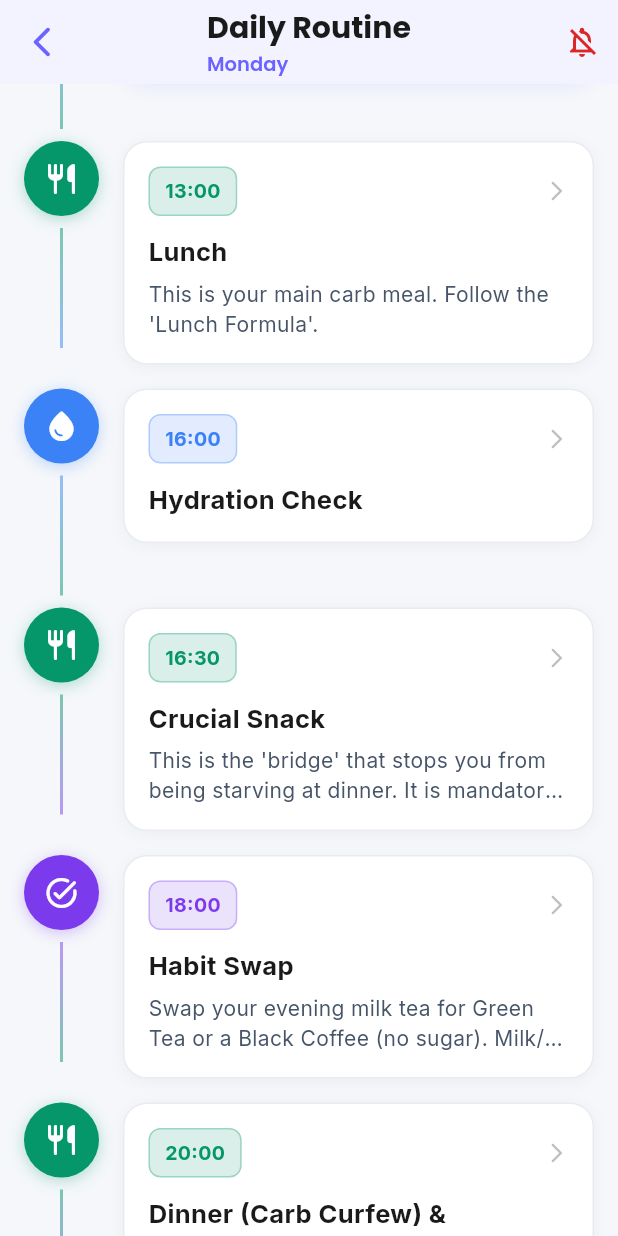
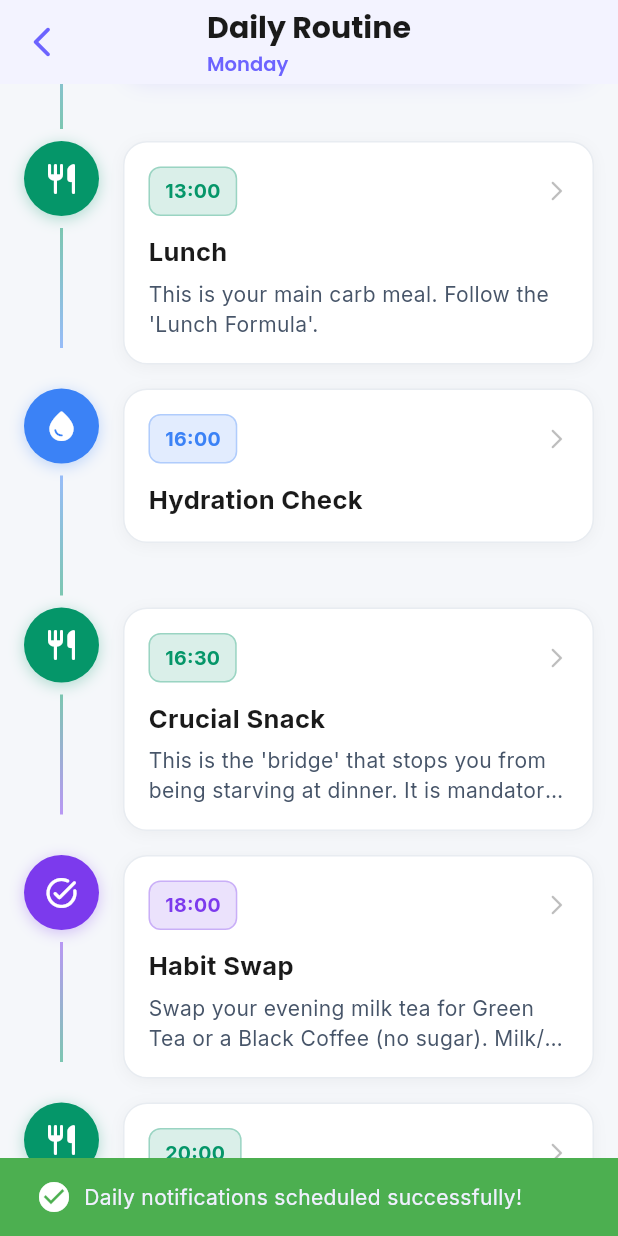
Before and after one commit to naru1790/VedaHealthAlly, a Flutter app: the screen it shows after launch, scrolled down 576 dp, after a tap on "Daily Routine & Nutrition", on a phone screen of 412 x 824 dp. Run offline on Flutter 3.47's test engine with Material 3 defaults, Android fonts, the phone set to English and light mode, and no system bars; our stand-ins replace animate_do, audioplayers, flutter_local_notifications, google_fonts, lottie, percent_indicator and 2 more.

Commit message:
Fix: Auto-schedule notifications on load, remove manual schedule button

```diff
--- a/lib/screens/daily_routine_screen.dart
+++ b/lib/screens/daily_routine_screen.dart
@@ -294,6 +294,24 @@ class _DailyRoutineScreenState extends State<DailyRoutineScreen> {
       }
 
       await _scheduleAllNotifications();
+
+      // Show confirmation to user
+      if (mounted) {
+        ScaffoldMessenger.of(context).showSnackBar(
+          SnackBar(
+            content: Row(
+              children: [
+                Icon(Icons.check_circle, color: Colors.white),
+                const SizedBox(width: 8),
+                Text('Daily notifications scheduled successfully!'),
+              ],
+            ),
+            backgroundColor: Colors.green,
+            duration: const Duration(seconds: 2),
+          ),
+        );
+      }
+
       setState(() {
         isLoading = false;
       });
@@ -345,8 +363,11 @@ class _DailyRoutineScreenState extends State<DailyRoutineScreen> {
     final timeParts = event.startTime.split(':');
     final eventMinutes = int.parse(timeParts[0]) * 60 + int.parse(timeParts[1]);
 
-    // Check if we're within 15 minutes before or after the event start time
-    if ((currentMinutes >= eventMinutes - 15) && (currentMinutes <= eventMinutes + 15)) {
+    // Check if we're within 45 minutes before or 30 minutes after the event start time
+    final minBound = eventMinutes - 45;
+    final maxBound = eventMinutes + 30;
+
+    if (currentMinutes >= minBound && currentMinutes <= maxBound) {
       return true;
     }
 
@@ -429,18 +450,6 @@ class _DailyRoutineScreenState extends State<DailyRoutineScreen> {
         body: body,
         hour: hour,
         minute: minute,
-      );
-    }
-  }
-
-  Future<void> _cancelAllNotifications() async {
-    await _notificationService.cancelAll();
-    if (mounted) {
-      ScaffoldMessenger.of(context).showSnackBar(
-        const SnackBar(
-          content: Text('All notifications cancelled'),
-          duration: Duration(seconds: 2),
-        ),
       );
     }
   }
@@ -955,16 +964,6 @@ class _DailyRoutineScreenState extends State<DailyRoutineScreen> {
             ),
           ],
         ),
-        actions: [
-          IconButton(
-            icon: const Icon(
-              Icons.notifications_off_outlined,
-              color: Color(0xFFDC2626),
-            ),
-            onPressed: _cancelAllNotifications,
-            tooltip: 'Cancel All Notifications',
-          ),
-        ],
       ),
       body: ListView.builder(
         controller: _scrollController,
```
